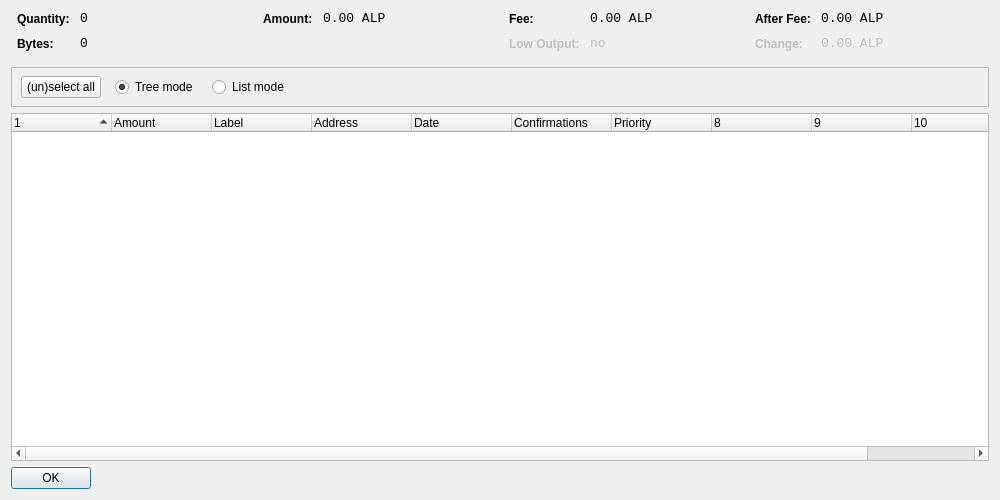
Above: src/qt/forms/coincontroldialog.ui from AlphaconTeam/AlphaconNetwork before the change. Below: the same form after it.
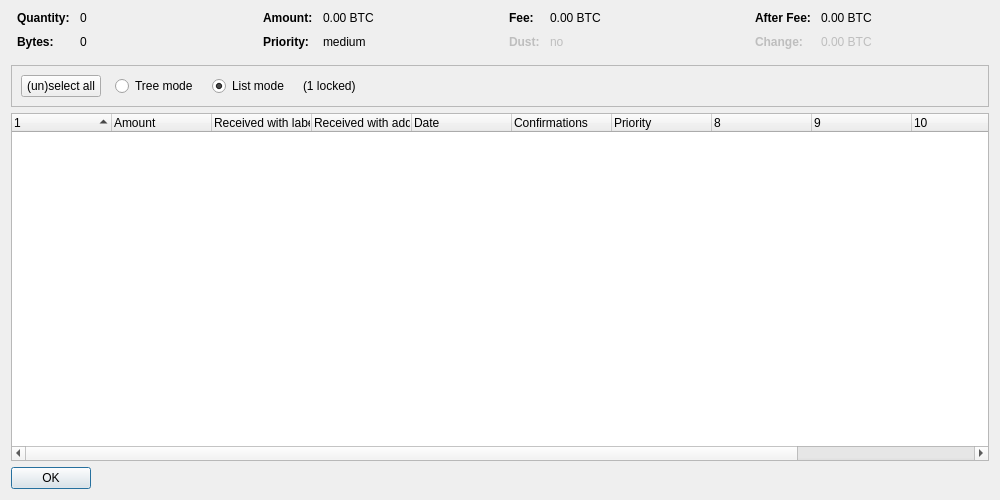
That is the form after the change. Custom widgets are drawn as their Qt base class.

```diff
--- a/src/qt/forms/coincontroldialog.ui
+++ b/src/qt/forms/coincontroldialog.ui
@@ -38,8 +38,11 @@
        </property>
        <item row="0" column="0">
         <widget class="QLabel" name="labelCoinControlQuantityText">
-         <property name="styleSheet">
-          <string notr="true">font-weight:bold;</string>
+         <property name="font">
+          <font>
+           <weight>75</weight>
+           <bold>true</bold>
+          </font>
          </property>
          <property name="text">
           <string>Quantity:</string>
@@ -48,12 +51,6 @@
        </item>
        <item row="0" column="1">
         <widget class="QLabel" name="labelCoinControlQuantity">
-         <property name="font">
-          <font>
-           <family>Monospace</family>
-           <pointsize>10</pointsize>
-          </font>
-         </property>
          <property name="cursor">
           <cursorShape>IBeamCursor</cursorShape>
          </property>
@@ -70,8 +67,11 @@
        </item>
        <item row="1" column="0">
         <widget class="QLabel" name="labelCoinControlBytesText">
-         <property name="styleSheet">
-          <string notr="true">font-weight:bold;</string>
+         <property name="font">
+          <font>
+           <weight>75</weight>
+           <bold>true</bold>
+          </font>
          </property>
          <property name="text">
           <string>Bytes:</string>
@@ -80,12 +80,6 @@
        </item>
        <item row="1" column="1">
         <widget class="QLabel" name="labelCoinControlBytes">
-         <property name="font">
-          <font>
-           <family>Monospace</family>
-           <pointsize>10</pointsize>
-          </font>
-         </property>
          <property name="cursor">
           <cursorShape>IBeamCursor</cursorShape>
          </property>
@@ -118,8 +112,11 @@
        </property>
        <item row="0" column="0">
         <widget class="QLabel" name="labelCoinControlAmountText">
-         <property name="styleSheet">
-          <string notr="true">font-weight:bold;</string>
+         <property name="font">
+          <font>
+           <weight>75</weight>
+           <bold>true</bold>
+          </font>
          </property>
          <property name="text">
           <string>Amount:</string>
@@ -128,12 +125,35 @@
        </item>
        <item row="0" column="1">
         <widget class="QLabel" name="labelCoinControlAmount">
+         <property name="cursor">
+          <cursorShape>IBeamCursor</cursorShape>
+         </property>
+         <property name="contextMenuPolicy">
+          <enum>Qt::ActionsContextMenu</enum>
+         </property>
+         <property name="text">
+          <string notr="true">0.00 BTC</string>
+         </property>
+         <property name="textInteractionFlags">
+          <set>Qt::LinksAccessibleByMouse|Qt::TextSelectableByKeyboard|Qt::TextSelectableByMouse</set>
+         </property>
+        </widget>
+       </item>
+       <item row="1" column="0">
+        <widget class="QLabel" name="labelCoinControlPriorityText">
          <property name="font">
           <font>
-           <family>Monospace</family>
-           <pointsize>10</pointsize>
+           <weight>75</weight>
+           <bold>true</bold>
           </font>
          </property>
+         <property name="text">
+          <string>Priority:</string>
+         </property>
+        </widget>
+       </item>
+       <item row="1" column="1">
+        <widget class="QLabel" name="labelCoinControlPriority">
          <property name="cursor">
           <cursorShape>IBeamCursor</cursorShape>
          </property>
@@ -141,7 +161,7 @@
           <enum>Qt::ActionsContextMenu</enum>
          </property>
          <property name="text">
-          <string notr="true">0.00 ALP</string>
+          <string notr="true">medium</string>
          </property>
          <property name="textInteractionFlags">
           <set>Qt::LinksAccessibleByMouse|Qt::TextSelectableByKeyboard|Qt::TextSelectableByMouse</set>
@@ -166,8 +186,11 @@
        </property>
        <item row="0" column="0">
         <widget class="QLabel" name="labelCoinControlFeeText">
-         <property name="styleSheet">
-          <string notr="true">font-weight:bold;</string>
+         <property name="font">
+          <font>
+           <weight>75</weight>
+           <bold>true</bold>
+          </font>
          </property>
          <property name="text">
           <string>Fee:</string>
@@ -176,12 +199,6 @@
        </item>
        <item row="0" column="1">
         <widget class="QLabel" name="labelCoinControlFee">
-         <property name="font">
-          <font>
-           <family>Monospace</family>
-           <pointsize>10</pointsize>
-          </font>
-         </property>
          <property name="cursor">
           <cursorShape>IBeamCursor</cursorShape>
          </property>
@@ -189,7 +206,7 @@
           <enum>Qt::ActionsContextMenu</enum>
          </property>
          <property name="text">
-          <string notr="true">0.00 ALP</string>
+          <string notr="true">0.00 BTC</string>
          </property>
          <property name="textInteractionFlags">
           <set>Qt::LinksAccessibleByMouse|Qt::TextSelectableByKeyboard|Qt::TextSelectableByMouse</set>
@@ -201,11 +218,14 @@
          <property name="enabled">
           <bool>false</bool>
          </property>
-         <property name="styleSheet">
-          <string notr="true">font-weight:bold;</string>
+         <property name="font">
+          <font>
+           <weight>75</weight>
+           <bold>true</bold>
+          </font>
          </property>
          <property name="text">
-          <string>Low Output:</string>
+          <string>Dust:</string>
          </property>
         </widget>
        </item>
@@ -214,12 +234,6 @@
          <property name="enabled">
           <bool>false</bool>
          </property>
-         <property name="font">
-          <font>
-           <family>Monospace</family>
-           <pointsize>10</pointsize>
-          </font>
-         </property>
          <property name="cursor">
           <cursorShape>IBeamCursor</cursorShape>
          </property>
@@ -252,8 +266,11 @@
        </property>
        <item row="0" column="0">
         <widget class="QLabel" name="labelCoinControlAfterFeeText">
-         <property name="styleSheet">
-          <string notr="true">font-weight:bold;</string>
+         <property name="font">
+          <font>
+           <weight>75</weight>
+           <bold>true</bold>
+          </font>
          </property>
          <property name="text">
           <string>After Fee:</string>
@@ -262,12 +279,6 @@
        </item>
        <item row="0" column="1">
         <widget class="QLabel" name="labelCoinControlAfterFee">
-         <property name="font">
-          <font>
-           <family>Monospace</family>
-           <pointsize>10</pointsize>
-          </font>
-         </property>
          <property name="cursor">
           <cursorShape>IBeamCursor</cursorShape>
          </property>
@@ -275,7 +286,7 @@
           <enum>Qt::ActionsContextMenu</enum>
          </property>
          <property name="text">
-          <string notr="true">0.00 ALP</string>
+          <string notr="true">0.00 BTC</string>
          </property>
          <property name="textInteractionFlags">
           <set>Qt::LinksAccessibleByMouse|Qt::TextSelectableByKeyboard|Qt::TextSelectableByMouse</set>
@@ -287,8 +298,11 @@
          <property name="enabled">
           <bool>false</bool>
          </property>
-         <property name="styleSheet">
-          <string notr="true">font-weight:bold;</string>
+         <property name="font">
+          <font>
+           <weight>75</weight>
+           <bold>true</bold>
+          </font>
          </property>
          <property name="text">
           <string>Change:</string>
@@ -300,12 +314,6 @@
          <property name="enabled">
           <bool>false</bool>
          </property>
-         <property name="font">
-          <font>
-           <family>Monospace</family>
-           <pointsize>10</pointsize>
-          </font>
-         </property>
          <property name="cursor">
           <cursorShape>IBeamCursor</cursorShape>
          </property>
@@ -313,7 +321,7 @@
           <enum>Qt::ActionsContextMenu</enum>
          </property>
          <property name="text">
-          <string notr="true">0.00 ALP</string>
+          <string notr="true">0.00 BTC</string>
          </property>
          <property name="textInteractionFlags">
           <set>Qt::LinksAccessibleByMouse|Qt::TextSelectableByKeyboard|Qt::TextSelectableByMouse</set>
@@ -338,15 +346,8 @@
      <property name="frameShadow">
       <enum>QFrame::Sunken</enum>
      </property>
-     <widget class="QWidget" name="horizontalLayoutWidget">
-      <property name="geometry">
-       <rect>
-        <x>10</x>
-        <y>0</y>
-        <width>781</width>
-        <height>41</height>
-       </rect>
-      </property>
+     <layout class="QHBoxLayout" name="horizontalLayout">
+      <item>
       <layout class="QHBoxLayout" name="horizontalLayoutPanel" stretch="0,0,0,0,0">
        <property name="spacing">
         <number>14</number>
@@ -362,6 +363,9 @@
          <property name="text">
           <string>(un)select all</string>
          </property>
+          <property name="autoDefault">
+           <bool>false</bool>
+          </property>
         </widget>
        </item>
        <item>
@@ -375,9 +379,6 @@
          <property name="text">
           <string>Tree mode</string>
          </property>
-         <property name="checked">
-          <bool>true</bool>
-         </property>
         </widget>
        </item>
        <item>
@@ -391,6 +392,16 @@
          <property name="text">
           <string>List mode</string>
          </property>
+          <property name="checked">
+           <bool>true</bool>
+          </property>
+         </widget>
+        </item>
+        <item>
+         <widget class="QLabel" name="labelLocked">
+          <property name="text">
+           <string notr="true">(1 locked)</string>
+          </property>
         </widget>
        </item>
        <item>
@@ -407,7 +418,8 @@
         </spacer>
        </item>
       </layout>
-     </widget>
+      </item>
+     </layout>
     </widget>
    </item>
    <item>
@@ -419,7 +431,7 @@
       <bool>false</bool>
      </property>
      <property name="columnCount">
-      <number>11</number>
+      <number>12</number>
      </property>
      <attribute name="headerShowSortIndicator" stdset="0">
       <bool>true</bool>
@@ -439,12 +451,12 @@
      </column>
      <column>
       <property name="text">
-       <string>Label</string>
+       <string>Received with label</string>
       </property>
      </column>
      <column>
       <property name="text">
-       <string>Address</string>
+       <string>Received with address</string>
       </property>
      </column>
      <column>
@@ -485,6 +497,11 @@
        <string/>
       </property>
      </column>
+     <column>
+      <property name="text">
+       <string/>
+      </property>
+     </column>
     </widget>
    </item>
    <item>
```
Left out of the diff: 2 changed lines with no effect on the pictures. Lines whose indentation alone changed are shown as unchanged.
